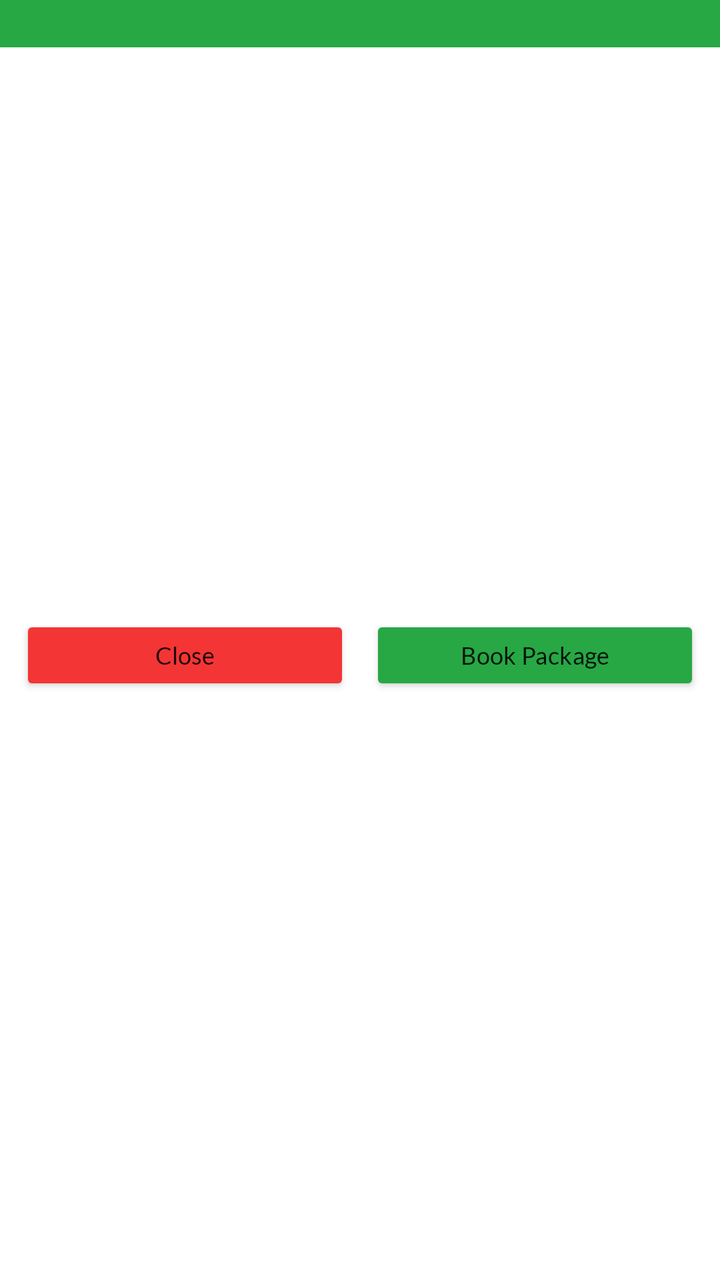
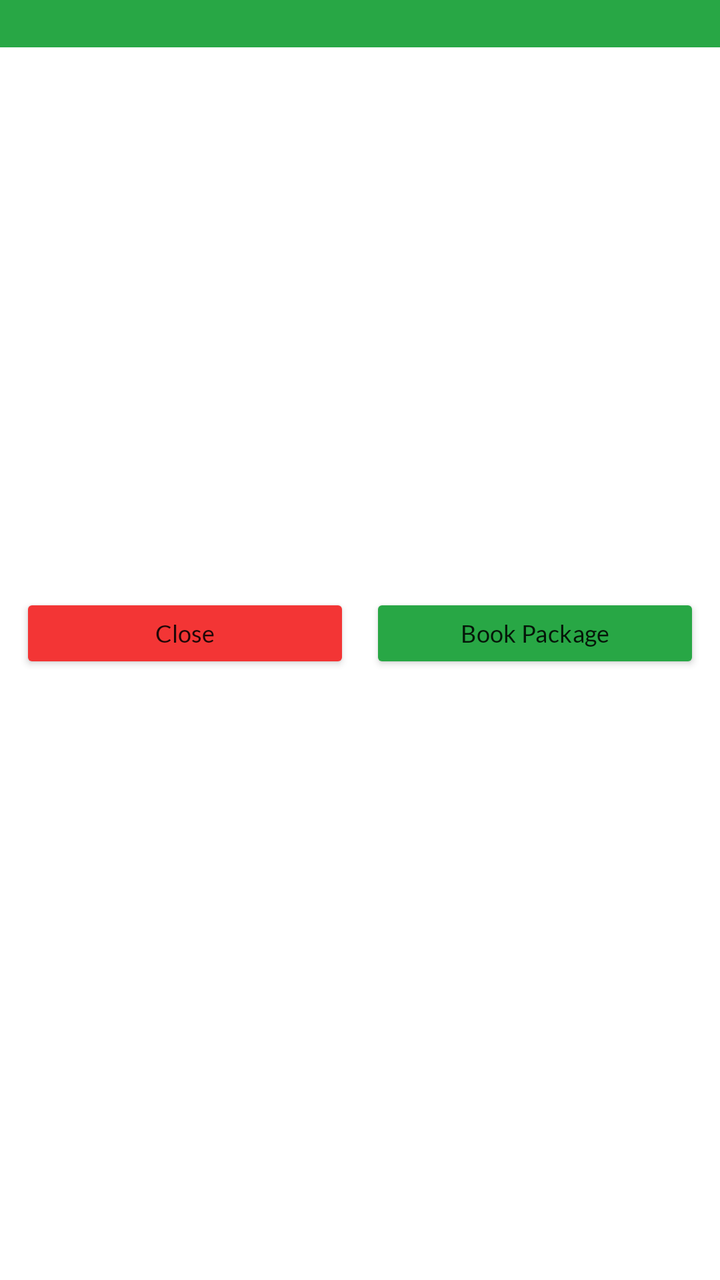

The first picture is an Android layout as it rendered before a commit; the second is the same layout after the commit. The layout source and the unified diff follow.
<!-- AndroidManifest.xml: application theme Theme.LabzApp -->
<!-- res/layout/fragment_pack_banner_dialog.xml -->
<?xml version="1.0" encoding="utf-8"?>
<LinearLayout xmlns:android="http://schemas.android.com/apk/res/android"
    xmlns:app="http://schemas.android.com/apk/res-auto"
    android:orientation="vertical"
    android:layout_width="match_parent"
    android:layout_height="wrap_content"
    android:minWidth="320dp">


    <TextView
        android:layout_width="match_parent"
        android:layout_height="wrap_content"
        android:textColor="@color/white"
        android:background="@color/pack_col"
        android:paddingVertical="4dp"
        android:paddingHorizontal="10dp"
        android:textSize="14sp"
        android:id="@+id/pack_title"
        android:shadowColor = "@color/txtShadow"
        android:shadowDx = "2"
        android:shadowDy = "2"
        android:shadowRadius = "2"
        />
    <ImageView
        android:id="@+id/pack_img"
        android:layout_height="160dp"
        android:layout_width="320dp"
        android:scaleType="fitXY"
        />

    <TextView
        android:id="@+id/tests_details"
        android:gravity="top"
        android:paddingHorizontal="8dp"
        android:paddingTop="8dp"
        android:layout_width="match_parent"
        android:layout_height="wrap_content"
        android:ellipsize="end"
        android:maxLines="25"
        android:lineHeight="12sp"
        android:letterSpacing=".01"
        android:textColor="@color/black"
        android:textSize="12sp" />


    <LinearLayout
        android:layout_width="match_parent"
        android:layout_height="wrap_content"
        android:orientation="horizontal"
        android:paddingHorizontal="8dp"
        android:paddingVertical="4dp">
        <TextView
            android:id="@+id/pack_rate1"
            android:layout_width="wrap_content"
            android:layout_height="wrap_content"
            android:textColor="@color/textBlack"
            android:textStyle="bold"
            android:textSize="13sp" />
        <TextView
            android:id="@+id/pack_rate2"
            android:textStyle="bold"
            android:paddingStart="6dp"
            android:layout_width="wrap_content"
            android:layout_height="wrap_content"
            android:textColor="@color/textBlack"
            android:textSize="13sp" />

    </LinearLayout>

    <TextView
        android:id="@+id/pack_details"
        android:gravity="top"
        android:paddingHorizontal="8dp"
        android:paddingTop="3dp"
        android:layout_width="match_parent"
        android:layout_height="wrap_content"
        android:ellipsize="end"
        android:maxLines="25"
        android:lineHeight="12sp"
        android:letterSpacing=".01"
        android:textColor="@color/black"
        android:textSize="12sp" />

    <TextView
        android:id="@+id/pack_precaution"
        android:gravity="center_vertical"
        android:paddingTop="3dp"
        android:paddingHorizontal="8dp"
        android:paddingBottom="8dp"
        android:layout_width="match_parent"
        android:layout_height="wrap_content"
        android:ellipsize="end"
        android:maxLines="15"
        android:letterSpacing=".01"
        android:lineHeight="12sp"
        android:textStyle="italic"
        android:textColor="@color/black"
        android:textSize="12sp" />

    <TextView
        android:id="@+id/lab_name"
        android:gravity="top"
        android:paddingHorizontal="8dp"
        android:paddingTop="3dp"
        android:layout_width="match_parent"
        android:layout_height="wrap_content"
        android:ellipsize="end"
        android:maxLines="25"
        android:lineHeight="12sp"
        android:letterSpacing=".01"
        android:textColor="@color/black"
        android:textSize="12sp" />
    <TextView
        android:id="@+id/lab_address"
        android:gravity="top"
        android:paddingHorizontal="8dp"
        android:paddingTop="3dp"
        android:layout_width="match_parent"
        android:layout_height="wrap_content"
        android:ellipsize="end"
        android:maxLines="25"
        android:lineHeight="12sp"
        android:letterSpacing=".01"
        android:textColor="@color/black"
        android:textSize="12sp" />


    <LinearLayout android:layout_width="match_parent"
        android:layout_height="wrap_content"
        android:paddingHorizontal="10dp">
        <Button
            android:layout_width="0dp"
            android:id="@+id/closedialg"
            android:layout_weight="1"
            android:layout_marginRight="5dp"
            android:layout_height="40dp"
            android:textAllCaps="false"
            android:layout_marginVertical="4dp"
            android:text="@string/close"
            android:textSize="12sp"
            app:backgroundTint="@color/red" />

        <Button
            android:layout_width="0dp"
            android:id="@+id/bookapack"
            android:layout_weight="1"
            android:layout_height="40dp"
            android:layout_marginLeft="5dp"
            android:textAllCaps="false"
            android:letterSpacing=".01"
            android:layout_marginVertical="4dp"
            android:text="Book Package"
            android:textSize="12sp"
            app:backgroundTint="@color/success_green" />
    </LinearLayout>


</LinearLayout>
<!-- resources referenced by this layout -->
<resources>
  <color name="black">#FF000000</color>
  <color name="pack_col">#FF28A745</color>
  <color name="red">#F33535</color>
  <color name="success_green">#FF28A745</color>
  <color name="textBlack">#DD222222</color>
  <color name="txtShadow">#DD000000</color>
  <color name="white">#FFFFFFFF</color>
  <string name="close">Close</string>
  <style name="Theme.LabzApp" parent="Theme.MaterialComponents.DayNight.NoActionBar">
          
          <item name="colorPrimary">@color/purple_500</item>
          <item name="colorPrimaryVariant">@color/purple_700</item>
          <item name="colorOnPrimary">@color/white</item>
          
          <item name="colorSecondary">@color/teal_200</item>
          <item name="colorSecondaryVariant">@color/teal_700</item>
          <item name="colorOnSecondary">@color/black</item>
          
          <item name="android:statusBarColor" tools:targetApi="l">?attr/colorPrimaryVariant</item>
          
          <item name="android:fontFamily">@font/lato</item>
  
      </style>
  <color name="purple_500">#FFFF8B3D</color>
  <color name="purple_700">#FFFF6600</color>
  <color name="teal_200">#FF03DAC5</color>
  <color name="teal_700">#FF018786</color>
</resources>

<!-- the commit's change to res/layout/fragment_pack_banner_dialog.xml (unified diff, before → after) -->
@@ -86,7 +86,7 @@
         android:gravity="center_vertical"
         android:paddingTop="3dp"
         android:paddingHorizontal="8dp"
-        android:paddingBottom="8dp"
+        android:paddingBottom="3dp"
         android:layout_width="match_parent"
         android:layout_height="wrap_content"
         android:ellipsize="end"
@@ -101,11 +101,9 @@
         android:id="@+id/lab_name"
         android:gravity="top"
         android:paddingHorizontal="8dp"
-        android:paddingTop="3dp"
         android:layout_width="match_parent"
         android:layout_height="wrap_content"
         android:ellipsize="end"
-        android:maxLines="25"
         android:lineHeight="12sp"
         android:letterSpacing=".01"
         android:textColor="@color/black"
@@ -114,11 +112,9 @@
         android:id="@+id/lab_address"
         android:gravity="top"
         android:paddingHorizontal="8dp"
-        android:paddingTop="3dp"
         android:layout_width="match_parent"
         android:layout_height="wrap_content"
         android:ellipsize="end"
-        android:maxLines="25"
         android:lineHeight="12sp"
         android:letterSpacing=".01"
         android:textColor="@color/black"
